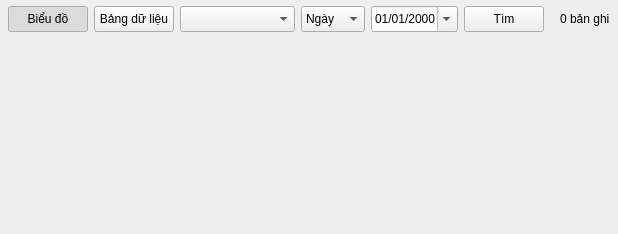
Qt form OUT_SRC_TRUNGKIEN/ui/pages/HistoryPage.ui (dinhquanghaICTU/OUT_SRC) before a commit.
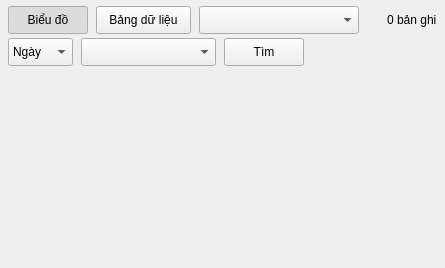
The same form after that commit.

Commit message: Update OUT_SRC: SCADA charts, history aggregation, UI and firmware improvements across projects

```diff
--- a/OUT_SRC_TRUNGKIEN/ui/pages/HistoryPage.ui
+++ b/OUT_SRC_TRUNGKIEN/ui/pages/HistoryPage.ui
@@ -9,18 +9,24 @@
    <property name="bottomMargin"><number>6</number></property>
    <property name="spacing"><number>4</number></property>
    <item>
-    <layout class="QHBoxLayout" name="filterLayout">
-     <property name="spacing"><number>6</number></property>
-     <item><widget class="QPushButton" name="chartTabButton"><property name="minimumSize"><size><width>60</width><height>26</height></size></property><property name="text"><string>Biểu đồ</string></property><property name="checkable"><bool>true</bool></property><property name="checked"><bool>true</bool></property></widget></item>
-     <item><widget class="QPushButton" name="tableTabButton"><property name="minimumSize"><size><width>68</width><height>26</height></size></property><property name="text"><string>Bảng dữ liệu</string></property><property name="checkable"><bool>true</bool></property></widget></item>
-     <item><widget class="QComboBox" name="deviceCombo"><property name="minimumSize"><size><width>115</width><height>26</height></size></property></widget></item>
-     <item><widget class="QComboBox" name="periodCombo"><property name="minimumSize"><size><width>52</width><height>26</height></size></property><item><property name="text"><string>Ngày</string></property></item><item><property name="text"><string>Tháng</string></property></item><item><property name="text"><string>Năm</string></property></item></widget></item>
-     <item><widget class="QDateEdit" name="dateEdit"><property name="minimumSize"><size><width>82</width><height>26</height></size></property><property name="calendarPopup"><bool>true</bool></property><property name="displayFormat"><string>dd/MM/yyyy</string></property></widget></item>
-     <item><widget class="QPushButton" name="searchButton"><property name="minimumSize"><size><width>48</width><height>26</height></size></property><property name="text"><string>Tìm</string></property></widget></item>
-     <item><spacer name="filterSpacer"><property name="orientation"><enum>Qt::Horizontal</enum></property><property name="sizeHint" stdset="0"><size><width>10</width><height>20</height></size></property></spacer></item>
+    <layout class="QHBoxLayout" name="navBarLayout">
+     <property name="spacing"><number>8</number></property>
+     <item><widget class="QPushButton" name="chartTabButton"><property name="minimumSize"><size><width>75</width><height>28</height></size></property><property name="text"><string>Biểu đồ</string></property><property name="checkable"><bool>true</bool></property><property name="checked"><bool>true</bool></property></widget></item>
+     <item><widget class="QPushButton" name="tableTabButton"><property name="minimumSize"><size><width>95</width><height>28</height></size></property><property name="text"><string>Bảng dữ liệu</string></property><property name="checkable"><bool>true</bool></property></widget></item>
+     <item><widget class="QComboBox" name="deviceCombo"><property name="minimumSize"><size><width>160</width><height>28</height></size></property><property name="sizePolicy"><sizepolicy hsizetype="Preferred" vsizetype="Fixed"><horstretch>0</horstretch><verstretch>0</verstretch></sizepolicy></property></widget></item>
+     <item><spacer name="navSpacer"><property name="orientation"><enum>Qt::Horizontal</enum></property><property name="sizeHint" stdset="0"><size><width>20</width><height>20</height></size></property></spacer></item>
      <item><widget class="QLabel" name="recordCountLabel"><property name="text"><string>0 bản ghi</string></property></widget></item>
     </layout>
    </item>
+   <item>
+    <layout class="QHBoxLayout" name="filterLayout">
+     <property name="spacing"><number>8</number></property>
+     <item><widget class="QComboBox" name="periodCombo"><property name="minimumSize"><size><width>65</width><height>28</height></size></property><item><property name="text"><string>Ngày</string></property></item><item><property name="text"><string>Tháng</string></property></item><item><property name="text"><string>Năm</string></property></item></widget></item>
+     <item><widget class="QComboBox" name="dateCombo"><property name="minimumSize"><size><width>135</width><height>28</height></size></property><property name="sizePolicy"><sizepolicy hsizetype="Preferred" vsizetype="Fixed"><horstretch>0</horstretch><verstretch>0</verstretch></sizepolicy></property></widget></item>
+     <item><widget class="QPushButton" name="searchButton"><property name="minimumSize"><size><width>50</width><height>28</height></size></property><property name="text"><string>Tìm</string></property></widget></item>
+     <item><spacer name="filterSpacer"><property name="orientation"><enum>Qt::Horizontal</enum></property><property name="sizeHint" stdset="0"><size><width>20</width><height>20</height></size></property></spacer></item>
+    </layout>
+   </item>
    <item>
     <widget class="QStackedWidget" name="viewStack">
      <widget class="QWidget" name="chartPage"/>
```
The commit also changes 99 other files.
